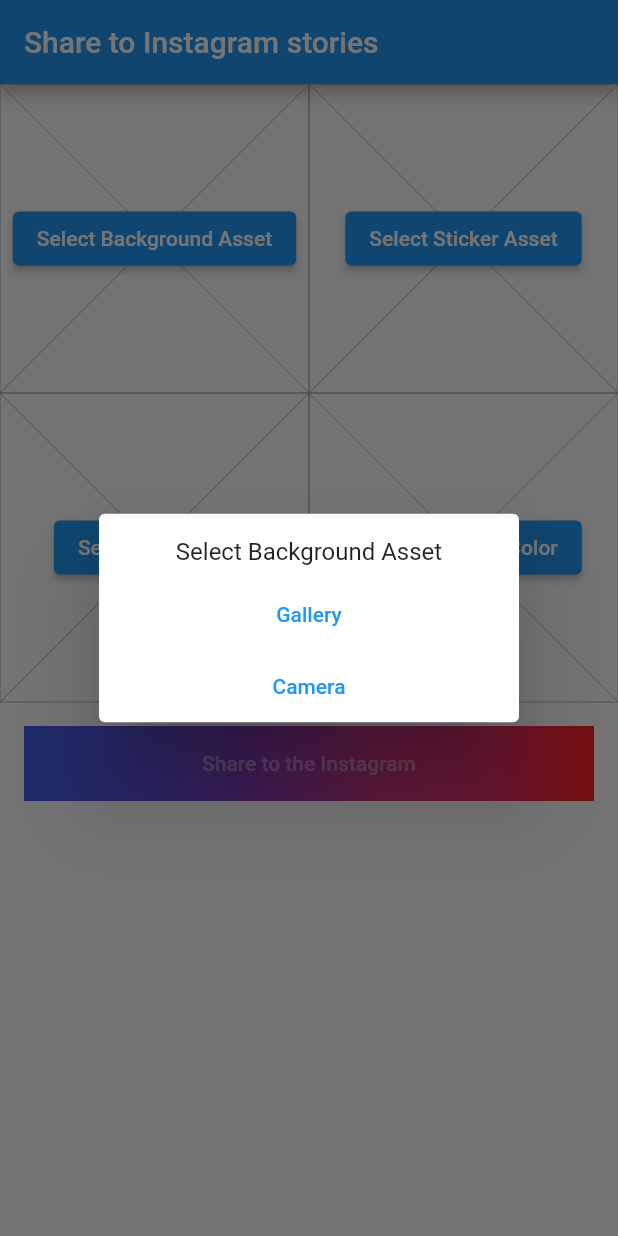
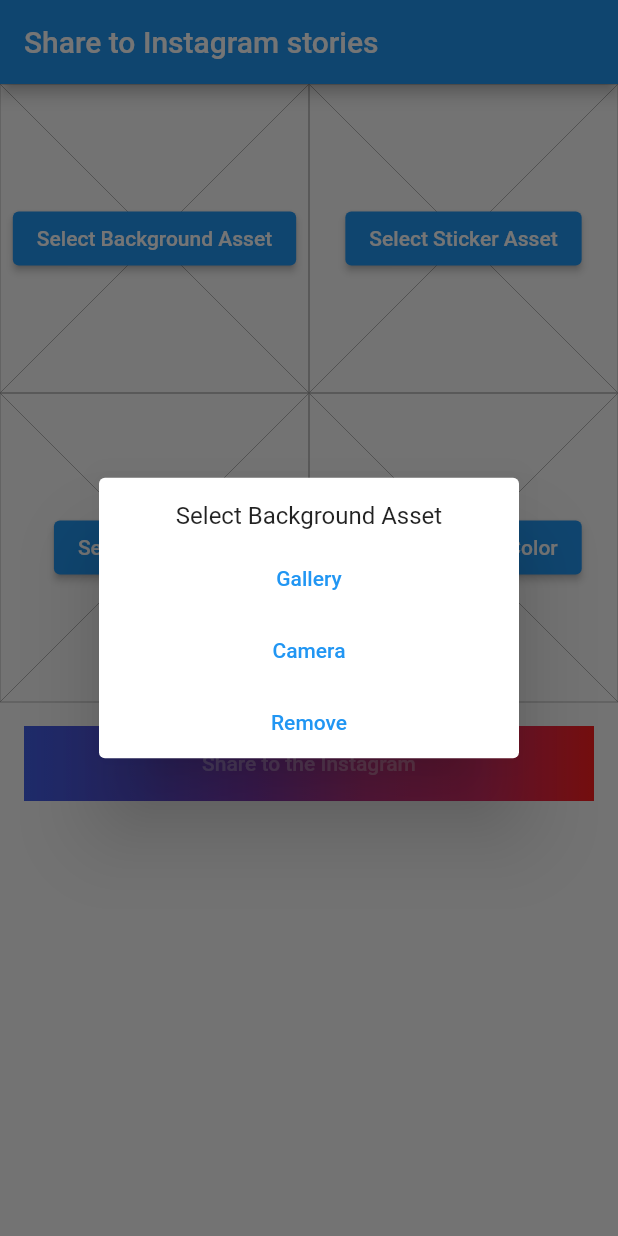
Before and after one commit to Vorkytaka/flutter_share_to_stories, a Flutter app: the screen it shows after launch, after a tap on "Select Background Asset", on a phone screen of 412 x 824 dp. Run offline on Flutter 3.47's test engine with Material 2 defaults, Android fonts, the phone set to English and light mode, and no system bars; our stand-ins replace image_picker.

Commit message:
• Add ability to remove selected assets

```diff
--- a/example/lib/asset_selector_widget.dart
+++ b/example/lib/asset_selector_widget.dart
@@ -60,6 +60,16 @@ class AssetSelectorWidget extends StatelessWidget {
           SizedBox(height: 8),
           _createSelector(context, "Gallery", ImageSource.gallery),
           _createSelector(context, "Camera", ImageSource.camera),
+          // element for remove asset
+          SizedBox(
+            width: double.infinity,
+            child: TextButton(
+              child: Text("Remove"),
+              onPressed: () async {
+                Navigator.of(context).pop(null);
+              },
+            ),
+          ),
         ],
       ),
     );
```
